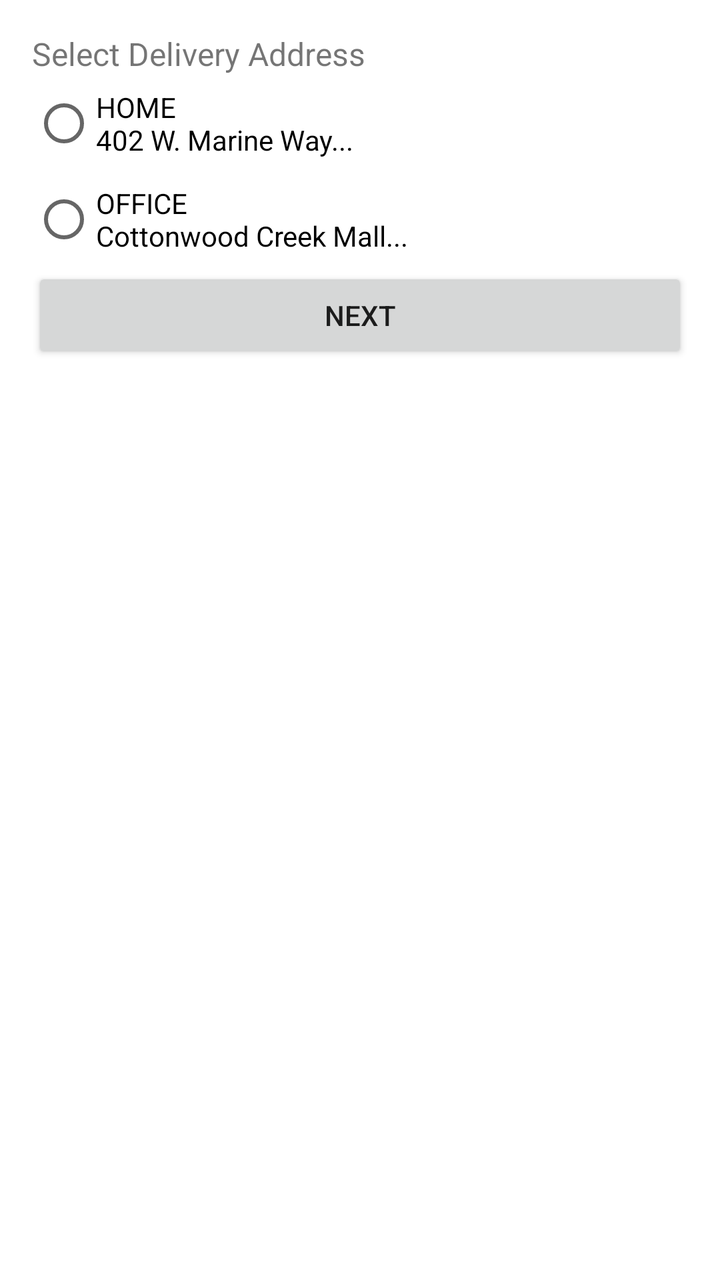
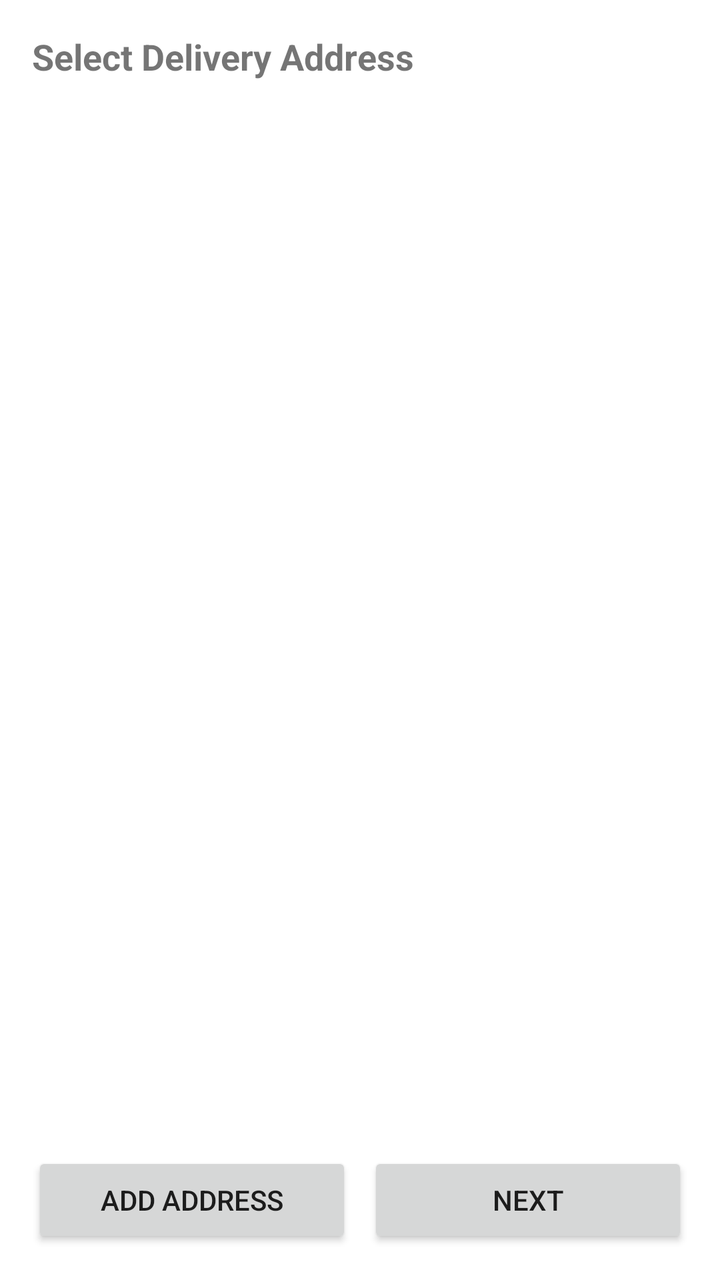

Screens rendered from an Android XML layout before and after an edit, with the pre-edit source and the edit as a unified diff.
<!-- AndroidManifest.xml: application theme Theme.ECommerceShopping -->
<!-- res/layout/fragment_delivery.xml -->
<?xml version="1.0" encoding="utf-8"?>
<LinearLayout
    xmlns:android="http://schemas.android.com/apk/res/android"
    android:orientation="vertical"
    android:padding="16dp"
    android:layout_width="match_parent"
    android:layout_height="match_parent">

    <TextView
        android:text="Select Delivery Address"
        android:textSize="16sp"
        android:layout_width="wrap_content"
        android:layout_height="wrap_content"/>

    <RadioGroup
        android:layout_width="match_parent"
        android:layout_height="wrap_content">

        <RadioButton
            android:id="@+id/radioHome"
            android:text="HOME\n402 W. Marine Way..."
            android:layout_width="match_parent"
            android:layout_height="wrap_content"/>

        <RadioButton
            android:id="@+id/radioOffice"
            android:text="OFFICE\nCottonwood Creek Mall..."
            android:layout_width="match_parent"
            android:layout_height="wrap_content"/>

    </RadioGroup>
    <Button
        android:id="@+id/btnNextDelivery"
        android:text="NEXT"
        android:layout_width="match_parent"
        android:layout_height="wrap_content"/>

</LinearLayout>
<!-- resources referenced by this layout -->
<resources>
  <style name="Theme.ECommerceShopping" parent="Theme.MaterialComponents.Light.NoActionBar" />
</resources>

<!-- the commit's change to res/layout/fragment_delivery.xml (unified diff, before → after) -->
@@ -7,32 +7,41 @@
     android:layout_height="match_parent">
 
     <TextView
+        android:id="@+id/tvTitle"
         android:text="Select Delivery Address"
-        android:textSize="16sp"
+        android:textSize="18sp"
+        android:textStyle="bold"
         android:layout_width="wrap_content"
         android:layout_height="wrap_content"/>
 
-    <RadioGroup
+    <androidx.recyclerview.widget.RecyclerView
+        android:id="@+id/rvAddress"
         android:layout_width="match_parent"
-        android:layout_height="wrap_content">
+        android:layout_height="0dp"
+        android:layout_weight="1"
+        android:layout_marginTop="16dp"/>
 
-        <RadioButton
-            android:id="@+id/radioHome"
-            android:text="HOME\n402 W. Marine Way..."
-            android:layout_width="match_parent"
+    <LinearLayout
+        android:layout_width="match_parent"
+        android:layout_height="wrap_content"
+        android:orientation="horizontal"
+        android:layout_marginTop="16dp">
+
+        <Button
+            android:id="@+id/btnAddAddress"
+            android:text="ADD ADDRESS"
+            android:layout_width="0dp"
+            android:layout_weight="1"
+            android:layout_height="wrap_content"
+            android:layout_marginEnd="8dp"/>
+
+        <Button
+            android:id="@+id/btnNextDelivery"
+            android:text="NEXT"
+            android:layout_width="0dp"
+            android:layout_weight="1"
             android:layout_height="wrap_content"/>
 
-        <RadioButton
-            android:id="@+id/radioOffice"
-            android:text="OFFICE\nCottonwood Creek Mall..."
-            android:layout_width="match_parent"
-            android:layout_height="wrap_content"/>
-
-    </RadioGroup>
-    <Button
-        android:id="@+id/btnNextDelivery"
-        android:text="NEXT"
-        android:layout_width="match_parent"
-        android:layout_height="wrap_content"/>
+    </LinearLayout>
 
 </LinearLayout>
